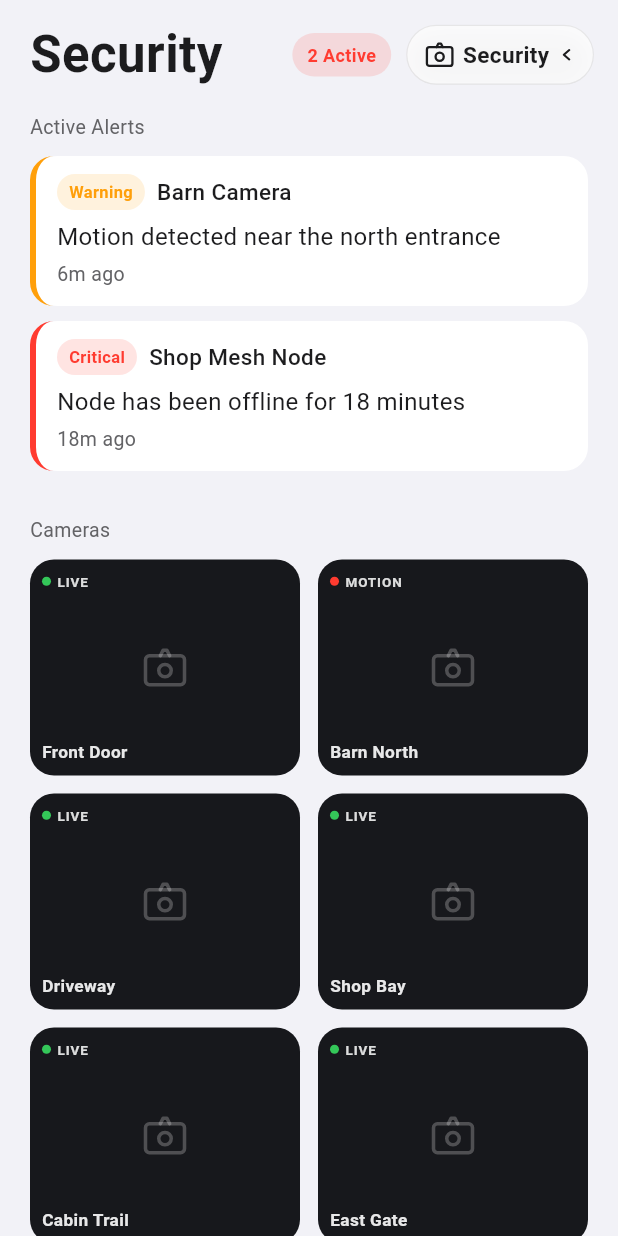
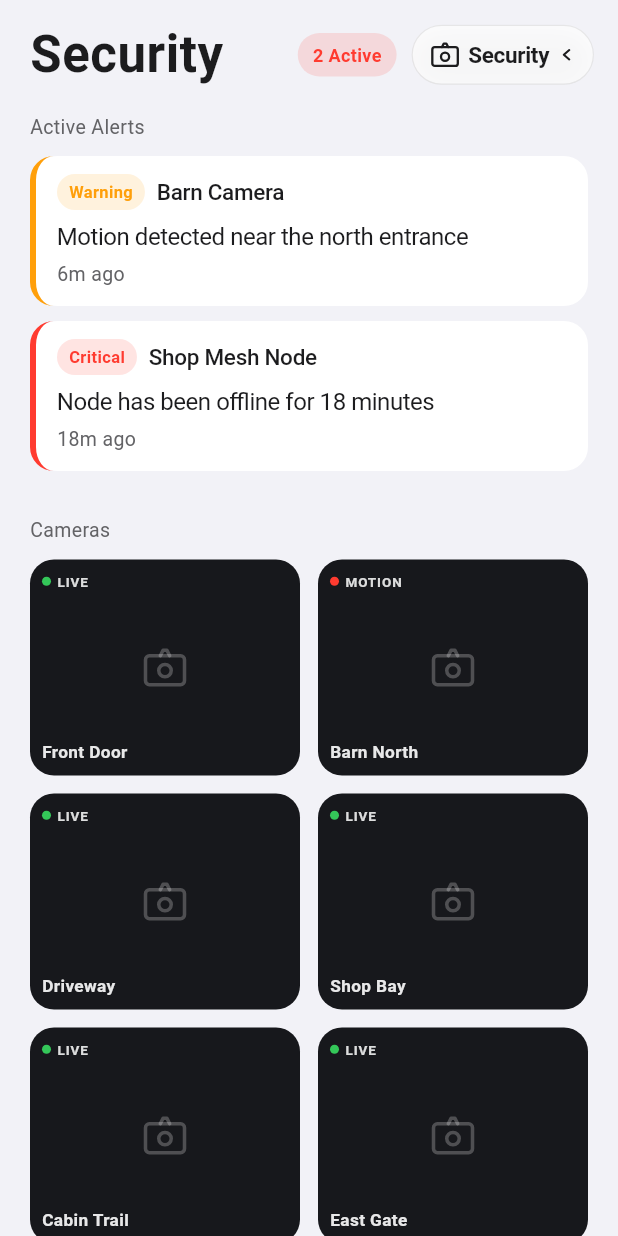
Before and after one commit to natehale05-gif/Nexus, a Flutter app: the screen it shows after launch, after a tap on "Home", after a tap on "Security", on a phone screen of 412 x 824 dp. Run offline on Flutter 3.47's test engine with Material 3 defaults, Android fonts, the phone set to English and light mode, and no system bars; our stand-ins replace web; missing offline and left inert: dart:ui_web, pointer_interceptor.

Commit message:
Tighten typography to San Francisco optical tracking
Co-authored-by: natehale05-gif <natehale05-gif@users.noreply.github.com>

```diff
--- a/app/lib/theme/text_styles.dart
+++ b/app/lib/theme/text_styles.dart
@@ -20,30 +20,43 @@ class NexusText {
     decoration: TextDecoration.none,
   );
 
+  // Letter-spacing values below follow Apple's San Francisco optical tracking
+  // (tight negative tracking on body/headline sizes, a hair of positive on the
+  // large display title) so the app reads like a native Apple product.
   static final largeTitle = _base.copyWith(
     fontSize: 34,
     fontWeight: FontWeight.w700,
-    letterSpacing: 0.3,
+    letterSpacing: 0.37,
   );
 
   static final title = _base.copyWith(
     fontSize: 20,
     fontWeight: FontWeight.w700,
+    letterSpacing: 0.36,
   );
 
   static final headline = _base.copyWith(
     fontSize: 17,
     fontWeight: FontWeight.w600,
+    letterSpacing: -0.4,
   );
 
-  static final body = _base.copyWith(fontSize: 16, fontWeight: FontWeight.w400);
+  static final body = _base.copyWith(
+    fontSize: 16,
+    fontWeight: FontWeight.w400,
+    letterSpacing: -0.3,
+  );
 
-  static final bodyMedium =
-      _base.copyWith(fontSize: 15, fontWeight: FontWeight.w500);
+  static final bodyMedium = _base.copyWith(
+    fontSize: 15,
+    fontWeight: FontWeight.w500,
+    letterSpacing: -0.2,
+  );
 
   static final subhead = _base.copyWith(
     fontSize: 14,
     fontWeight: FontWeight.w400,
+    letterSpacing: -0.15,
     color: NexusColors.textSecondary,
   );
 
```
